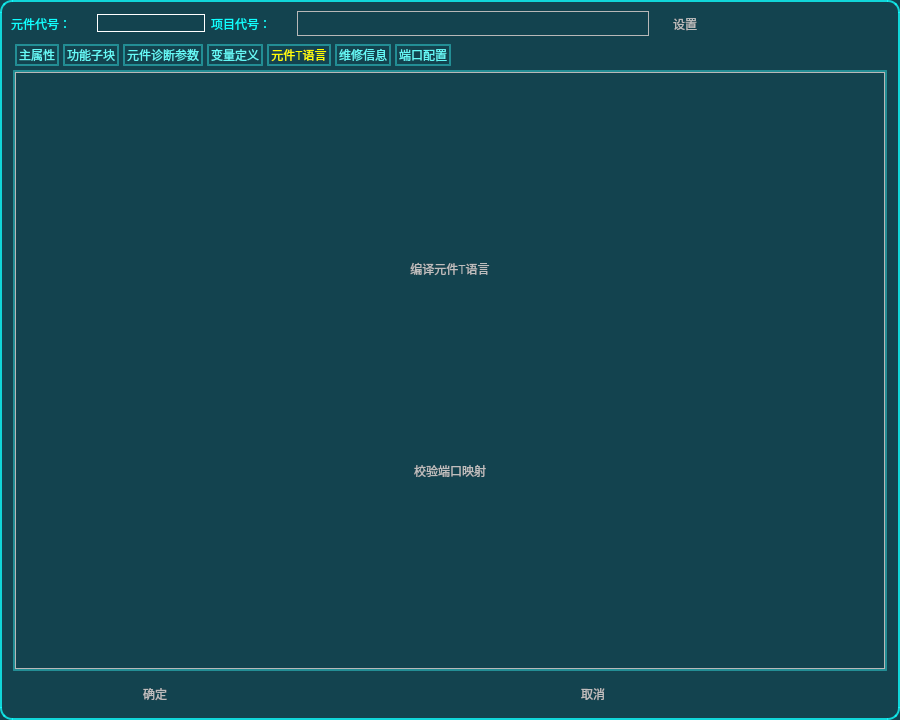
Above: dialogUnitAttr.ui from lushisongicloud/T-Designer before the change. Below: the same form after it.
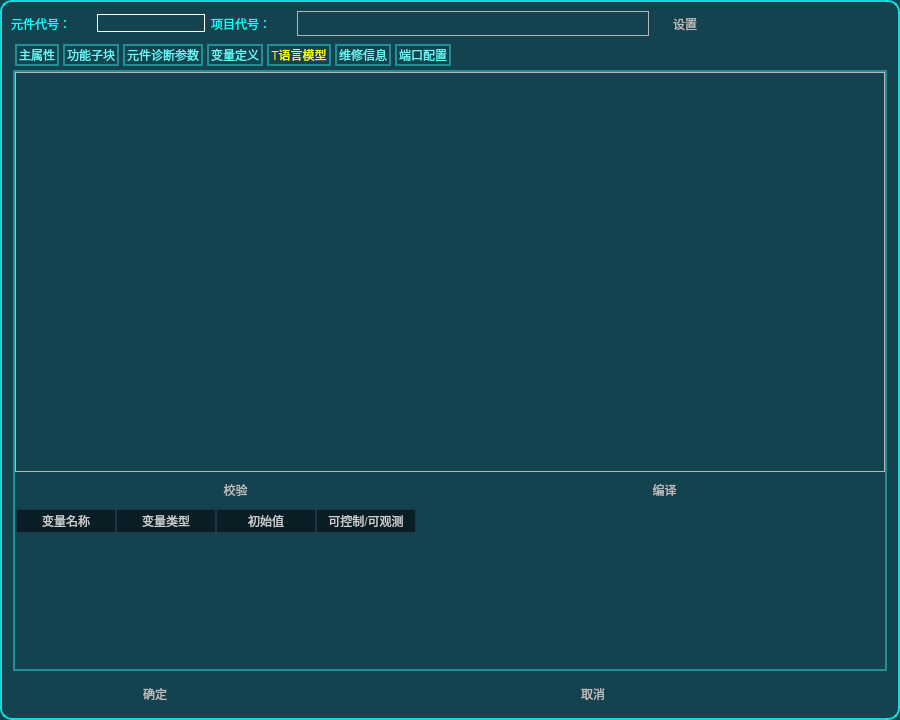
That is the form after the change. The open tabs and pages were chosen to show the change. Icons and pictures are not drawn. Custom widgets are drawn as their Qt base class.

Commit message: 准备修改T语言模型的格式

```diff
--- a/dialogUnitAttr.ui
+++ b/dialogUnitAttr.ui
@@ -1074,36 +1074,6 @@
        <property name="bottomMargin">
         <number>0</number>
        </property>
-       <item>
-        <widget class="QTableWidget" name="tableWidgetStructure">
-         <property name="styleSheet">
-          <string notr="true"/>
-         </property>
-         <attribute name="verticalHeaderVisible">
-          <bool>false</bool>
-         </attribute>
-         <column>
-          <property name="text">
-           <string>变量名称</string>
-          </property>
-         </column>
-         <column>
-          <property name="text">
-           <string>变量类型</string>
-          </property>
-         </column>
-         <column>
-          <property name="text">
-           <string>初始值</string>
-          </property>
-         </column>
-         <column>
-          <property name="text">
-           <string>可控制/可观测</string>
-          </property>
-         </column>
-        </widget>
-       </item>
       </layout>
      </widget>
      <widget class="QWidget" name="tab_4">
@@ -1114,7 +1084,7 @@
     margin: 2px;}</string>
       </property>
       <attribute name="title">
-       <string>元件T语言</string>
+       <string>T语言模型</string>
       </attribute>
       <layout class="QVBoxLayout" name="verticalLayout_3">
        <property name="spacing">
@@ -1133,33 +1103,100 @@
         <number>0</number>
        </property>
        <item>
-        <widget class="QFrame" name="frame_Edit_Description">
-         <property name="frameShape">
-          <enum>QFrame::StyledPanel</enum>
+        <layout class="QVBoxLayout" name="verticalLayout_1">
+         <property name="spacing">
+          <number>0</number>
          </property>
-         <property name="frameShadow">
-          <enum>QFrame::Raised</enum>
+         <property name="leftMargin">
+          <number>0</number>
          </property>
-         <layout class="QGridLayout" name="gridLayout_6">
-          <item row="1" column="0">
-           <layout class="QVBoxLayout" name="TEditLayout_Description"/>
-          </item>
-          <item row="2" column="0">
-           <widget class="QPushButton" name="BtnCompile">
+         <property name="topMargin">
+          <number>0</number>
+         </property>
+         <property name="rightMargin">
+          <number>0</number>
+         </property>
+         <property name="bottomMargin">
+          <number>0</number>
+         </property>
+         <item>
+          <widget class="QFrame" name="frame_Edit_Description">
+           <property name="minimumSize">
+            <size>
+             <width>0</width>
+             <height>400</height>
+            </size>
+           </property>
+           <property name="frameShape">
+            <enum>QFrame::StyledPanel</enum>
+           </property>
+           <property name="frameShadow">
+            <enum>QFrame::Raised</enum>
+           </property>
+           <layout class="QGridLayout" name="gridLayout_6">
+            <item row="1" column="0">
+             <layout class="QVBoxLayout" name="TEditLayout"/>
+            </item>
+           </layout>
+          </widget>
+         </item>
+         <item>
+          <widget class="QWidget" name="QWidget_Btn" native="true">
+           <property name="sizePolicy">
+            <sizepolicy hsizetype="Preferred" vsizetype="Preferred">
+             <horstretch>0</horstretch>
+             <verstretch>0</verstretch>
+            </sizepolicy>
+           </property>
+           <layout class="QHBoxLayout" name="horizontalLayout_2">
+            <item>
+             <widget class="QPushButton" name="BtnValidateTModel">
+              <property name="text">
+               <string>校验</string>
+              </property>
+             </widget>
+            </item>
+            <item>
+             <widget class="QPushButton" name="BtnCompile">
+              <property name="text">
+               <string>编译</string>
+              </property>
+             </widget>
+            </item>
+           </layout>
+          </widget>
+         </item>
+         <item>
+          <widget class="QTableWidget" name="tableWidgetStructure">
+           <property name="styleSheet">
+            <string notr="true"/>
+           </property>
+           <attribute name="verticalHeaderVisible">
+            <bool>false</bool>
+           </attribute>
+           <column>
             <property name="text">
-             <string>编译元件T语言</string>
+             <string>变量名称</string>
             </property>
-           </widget>
-          </item>
-          <item row="3" column="0">
-           <widget class="QPushButton" name="BtnValidateTModel">
+           </column>
+           <column>
             <property name="text">
-             <string>校验端口映射</string>
+             <string>变量类型</string>
             </property>
-           </widget>
-          </item>
-         </layout>
-        </widget>
+           </column>
+           <column>
+            <property name="text">
+             <string>初始值</string>
+            </property>
+           </column>
+           <column>
+            <property name="text">
+             <string>可控制/可观测</string>
+            </property>
+           </column>
+          </widget>
+         </item>
+        </layout>
        </item>
       </layout>
      </widget>
```
Left out of the diff: 2 changed lines with no effect on the pictures. The commit also changes 21 other files.
